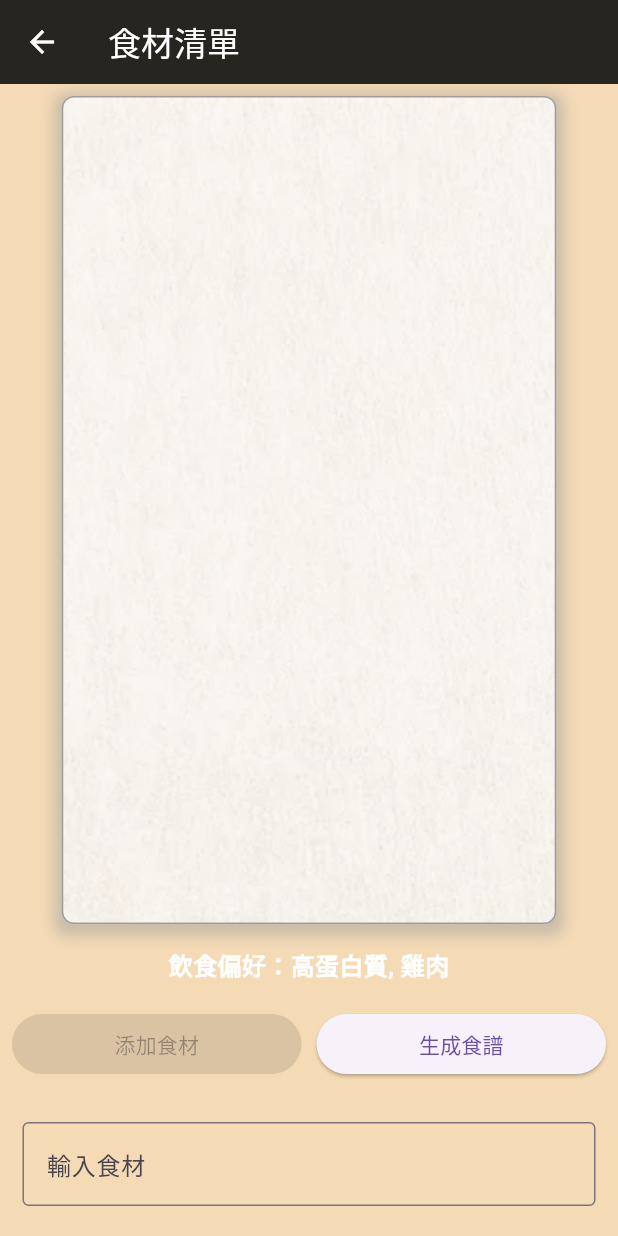
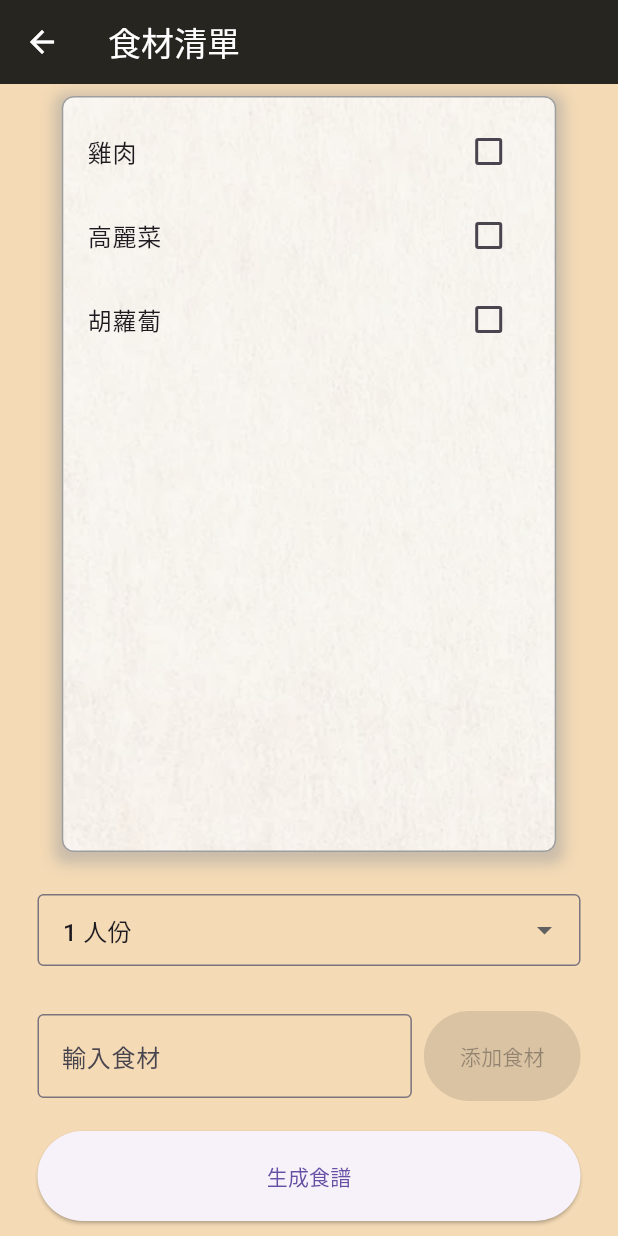
Before and after one commit to AaliyahWu/RecipeGPT, a Flutter app: the CheckList screen opened directly, on a phone screen of 412 x 824 dp. Run offline on Flutter 3.47's test engine with Material 3 defaults, Android fonts, the phone set to English and light mode, and no system bars; our stand-ins replace camera, carousel_slider, curved_navigation_bar, get, image_cropper, image_picker and 2 more; missing offline and left inert: flutter_tflite, mysql1; project files that could hold a hidden picture were left out.

Commit message:
修改-食材清單頁面 按鈕位置

```diff
--- a/lib/checklist.dart
+++ b/lib/checklist.dart
@@ -20,8 +20,21 @@ class CheckList extends StatefulWidget {
 }
 
 class _CheckListState extends State<CheckList> {
+  // TextEditingController _textController = TextEditingController();
+  // List<ListItem> _items = [];
+  // bool _isButtonEnabled = false;
+
+  String _chatResponse = '';
+  TextEditingController _textEditingController = TextEditingController();
+  int _selectedPeople = 1; // 選擇的人數，預設為1
+  ScrollController _scrollController = ScrollController();
+
   TextEditingController _textController = TextEditingController();
-  List<ListItem> _items = [];
+  List<ListItem> _items = [
+    ListItem(title: '雞肉'),
+    ListItem(title: '高麗菜'),
+    ListItem(title: '胡蘿蔔'),
+  ];
   bool _isButtonEnabled = false;
 
   @override
@@ -30,10 +43,10 @@ class _CheckListState extends State<CheckList> {
       appBar: AppBar(
         title: Text(
           '食材清單',
-          style: TextStyle(color: Colors.white), // Set text color to white
+          style: TextStyle(color: Colors.white),
         ),
         backgroundColor: Color(0xFF262520),
-        iconTheme: IconThemeData(color: Colors.white), // Set back button
+        iconTheme: IconThemeData(color: Colors.white),
       ),
       backgroundColor: Color(0xFFF4DAB5),
       body: Column(
@@ -55,7 +68,7 @@ class _CheckListState extends State<CheckList> {
                       offset: Offset(0, 3),
                     ),
                   ],
-                  color: Color.fromRGBO(255, 255, 255, 0.8), // 圖片透明度
+                  color: Color.fromRGBO(255, 255, 255, 0.8),
                   image: DecorationImage(
                     image: AssetImage('assets/image/note.jpg'),
                     fit: BoxFit.cover,
@@ -67,7 +80,7 @@ class _CheckListState extends State<CheckList> {
                 ),
                 child: Column(
                   children: [
-                    SizedBox(height: 8.0), // Add spacing at the top
+                    SizedBox(height: 8.0),
                     Expanded(
                       child: ListView.builder(
                         itemCount: _items.length,
@@ -90,21 +103,56 @@ class _CheckListState extends State<CheckList> {
             ),
           ),
           Padding(
-            padding: const EdgeInsets.all(8.0),
-            child: Text(
-              '飲食偏好：高蛋白質, 雞肉',
-              style: TextStyle(
-                fontWeight: FontWeight.bold,
-                fontSize: 16.0,
-                color: Colors.white, //字體顏色
+            padding:
+                const EdgeInsets.symmetric(horizontal: 25.0, vertical: 20.0),
+            child: Row(
+              children: [
+                Expanded(
+                  child: DropdownButtonFormField<int>(
+                    value: _selectedPeople,
+                    onChanged: (value) {
+                      setState(() {
+                        _selectedPeople = value!;
+                      });
+                    },
+                    items: List.generate(10, (index) {
+                      return DropdownMenuItem<int>(
+                        value: index + 1,
+                        child: Text('${index + 1} 人份'),
+                      );
+                    }),
+                    decoration: InputDecoration(
+                      contentPadding: EdgeInsets.symmetric(horizontal: 13.0),
+                      border: OutlineInputBorder(),
+                      hintText: '選擇人數',
                     ),
                   ),
                 ),
+              ],
+            ),
+          ),
           Padding(
-            padding: const EdgeInsets.all(8.0),
+            padding:
+                const EdgeInsets.symmetric(horizontal: 25.0, vertical: 10.0),
             child: Row(
               children: [
                 Expanded(
+                  child: TextField(
+                    controller: _textController,
+                    onChanged: (text) {
+                      setState(() {
+                        _isButtonEnabled = text.isNotEmpty;
+                      });
+                    },
+                    decoration: InputDecoration(
+                      border: OutlineInputBorder(),
+                      hintText: '輸入食材',
+                    ),
+                  ),
+                ),
+                SizedBox(width: 8.0),
+                SizedBox(
+                  height: 60.0, // 你可以根據需要調整這個值
                   child: ElevatedButton(
                     onPressed: _isButtonEnabled
                         ? () {
@@ -118,8 +166,17 @@ class _CheckListState extends State<CheckList> {
                     child: Text('添加食材'),
                   ),
                 ),
-                SizedBox(width: 10),
+              ],
+            ),
+          ),
+          Padding(
+            padding:
+                const EdgeInsets.symmetric(horizontal: 25.0, vertical: 10.0),
+            child: Row(
+              children: [
                 Expanded(
+                  child: SizedBox(
+                    height: 60.0, // 你可以根據需要調整這個值
                     child: ElevatedButton(
                       onPressed: () {
                         Navigator.push(
@@ -127,29 +184,11 @@ class _CheckListState extends State<CheckList> {
                           MaterialPageRoute(builder: (context) => ChatPage()),
                         );
                       },
-                    child: const Text('生成食譜'),
+                      child: Text('生成食譜'),
+                    ),
                   ),
                 ),
               ],
-            ),
-          ),
-          Padding(
-            padding: const EdgeInsets.symmetric(
-                horizontal: 15.0,
-                vertical: 20.0), // Adjust both horizontal and vertical padding
-            child: TextField(
-              controller: _textController,
-              onChanged: (text) {
-                setState(() {
-                  _isButtonEnabled = text.isNotEmpty;
-                });
-              },
-              decoration: InputDecoration(
-                border: OutlineInputBorder(),
-                hintText: '輸入食材',
-                // filled: true,
-                // fillColor: Colors.white,
-              ),
             ),
           ),
         ],
@@ -157,3 +196,10 @@ class _CheckListState extends State<CheckList> {
     );
   }
 }
+
+
+void main() {
+  runApp(MaterialApp(
+    home: CheckList(),
+  ));
+}
--- a/lib/homepage.dart
+++ b/lib/homepage.dart
@@ -610,7 +610,7 @@ class _HomePageState extends State<HomePage> {
           color: Color(0xFFF1E9E6),
           child: Column(
             children: [
-              SizedBox(height: 20),
+              SizedBox(height: 40),
               Text(
                 '歷史食譜',
                 style: TextStyle(
@@ -618,7 +618,7 @@ class _HomePageState extends State<HomePage> {
                   fontWeight: FontWeight.bold,
                 ),
               ),
-              SizedBox(height: 20),
+              SizedBox(height: 10),
               Expanded(
                 child: ListView.builder(
                   itemCount: historicalRecipes.length,
```
Lines whose indentation alone changed are shown as unchanged.
